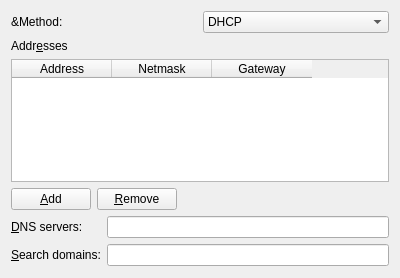
Qt form libs/ui/ipv4.ui (KDE/networkmanagement) before a commit.
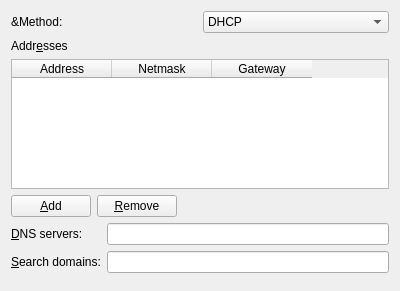
The same form after that commit. Custom widgets are drawn as their Qt base class.

Patch:
```diff
--- a/libs/ui/ipv4.ui
+++ b/libs/ui/ipv4.ui
@@ -6,7 +6,7 @@
     <x>0</x>
     <y>0</y>
     <width>400</width>
-    <height>278</height>
+    <height>291</height>
    </rect>
   </property>
   <layout class="QVBoxLayout" name="verticalLayout" >
```
Left out of the diff: 3 changed lines with no effect on the pictures.
